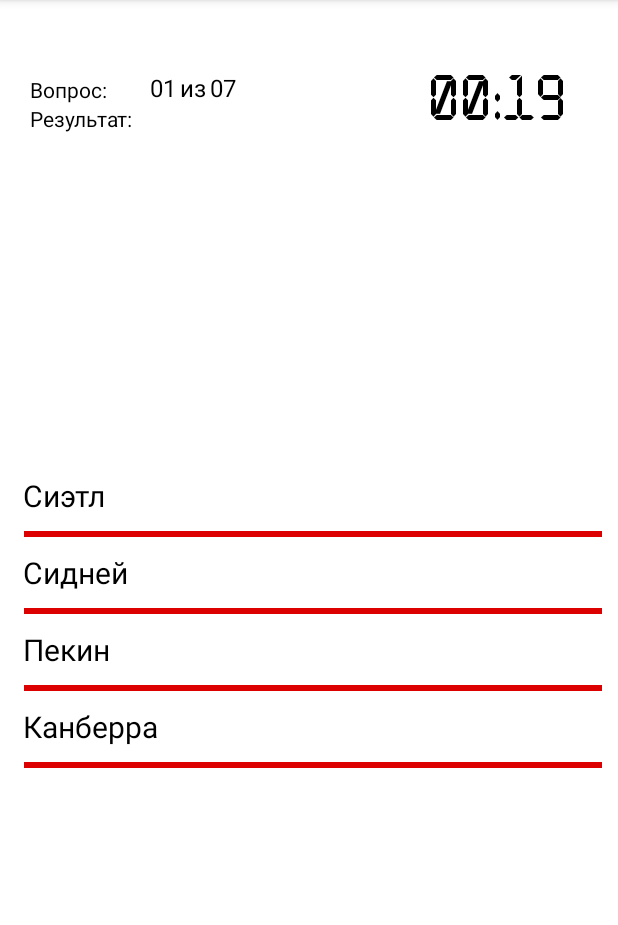
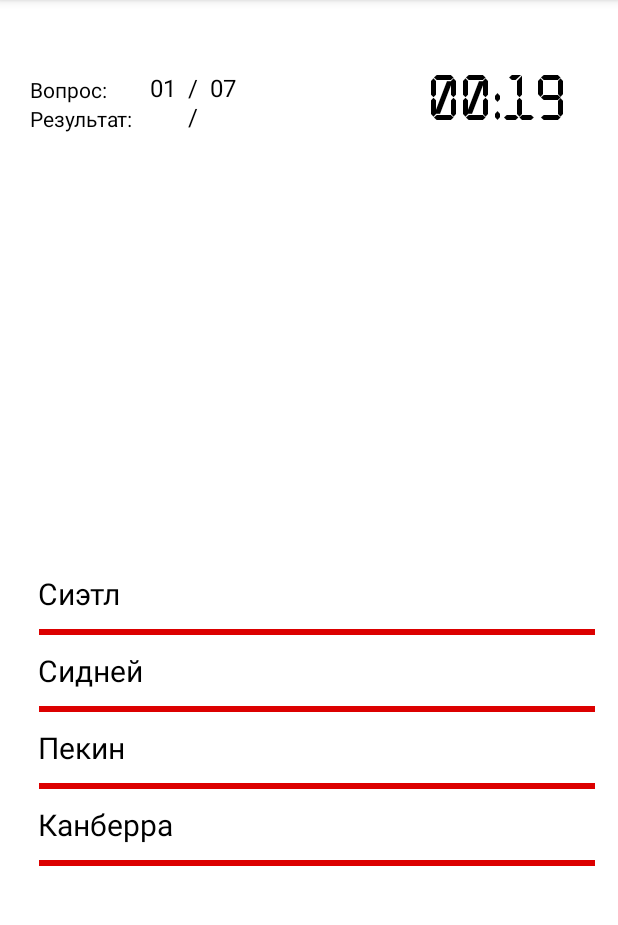
Before and after one commit to zxspetrum/GeoQuiz, an Android app: the TestActivity screen opened directly, with no data from a screen before it, on a phone screen of 412 x 824 dp, the part 84-1009 px from its top. Run offline under Robolectric (Android 15) with nearby library versions, the phone set to English and light mode, and no system bars; Roboto replaces fonts that are not available here.

Commit message:
“23.11.20”

```diff
--- a/app/src/main/java/ru/gloomy/geoquiz/AdapterRecyclerView.java
+++ b/app/src/main/java/ru/gloomy/geoquiz/AdapterRecyclerView.java
@@ -1,6 +1,8 @@
 package ru.gloomy.geoquiz;
 
+import android.content.ClipData;
 import android.content.Context;
+import android.util.Log;
 import android.view.LayoutInflater;
 import android.view.View;
 import android.view.ViewGroup;
@@ -60,6 +62,7 @@ public  class AdapterRecyclerView extends RecyclerView.Adapter <AdapterRecyclerV
         @Override
         public void onClick(View view) {
             if (mClickListener != null) mClickListener.onItemClick(view, getAdapterPosition());
+            Log.d("positionItem: ", ""+getAdapterPosition());
         }
     }
     // метод получения данных при клике
@@ -71,12 +74,12 @@ public  class AdapterRecyclerView extends RecyclerView.Adapter <AdapterRecyclerV
     void setClickListener(ItemClickListener itemClickListener) {
         this.mClickListener = itemClickListener;
     }
-    public void updateAdapterData() {
-        //mAnswers.clear();
-       // mAnswers.addAll(mAnswers);
+    public void updateAdapterData(List<String> newAnswers) {
 
-        notifyDataSetChanged();
-
+       mAnswers = newAnswers;
+     // newAnswers.clear();
+       //newAnswers.addAll(mAnswers);
+       notifyDataSetChanged();
     }
     // activity будет реализовывать этот метод для ответа на события щелчка
     public interface ItemClickListener {
--- a/app/src/main/java/ru/gloomy/geoquiz/TestActivity.java
+++ b/app/src/main/java/ru/gloomy/geoquiz/TestActivity.java
@@ -26,7 +26,7 @@ public class TestActivity extends AppCompatActivity implements AdapterRecyclerVi
 
     private QuestionList mQuestionList;
     private AdapterRecyclerView mAdapter;
-    private RecyclerView rvAnswers;
+
     private String StringTrueAnswer;
     private int mCurrentQuestion;
     private int mCorrectAnswer;
@@ -59,21 +59,18 @@ public class TestActivity extends AppCompatActivity implements AdapterRecyclerVi
         super.onCreate(savedInstanceState);
         setContentView(R.layout.activity_test);
 
-        rvAnswers = findViewById(R.id.rvAnswers);
+        RecyclerView rvAnswers = findViewById(R.id.rvAnswers);
         mTvQuestion = findViewById(R.id.tvQuestion);
         mTvCountCorrect = findViewById(R.id.tvCountCorrect);
         mTvCountWrong = findViewById(R.id.tvCountWrong);
         mTvQuestionScore = findViewById(R.id.tvQuestionScore);
         mTvNowQuestion = findViewById(R.id.tvNowQuestion);
 
-        //mIndexTrueAnswer = toString(mQuestionList.getQuizQuestions().get());
-
-        //region создание random числа для варианта
+        //создание random числа для варианта
         int a = (int) (Math.random() * 10);
         Toast toast = Toast.makeText(getApplicationContext(),
                 "Вариант №: " + a, Toast.LENGTH_SHORT);
         toast.show();
-//endregion
 
         //region создаем библиотеку
         mQuestionList = new QuestionList();
@@ -84,12 +81,10 @@ public class TestActivity extends AppCompatActivity implements AdapterRecyclerVi
         mSizeArray = mQuestionList.getQuizQuestions().size();
         mIndexTrueAnswer = mQuestionList.getQuizQuestions().get(0).getTrueAnswer();
 
-
-        //region LOG.e
+        //LOG.e
         Log.e("TAG", "onCreate: listQuestion: " + mQuestionList.getQuizQuestions().get(mCurrentQuestion).getQuestion());
         Log.e("TAG", "onCreate: listAnswers: " + mQuestionList.getQuizQuestions().get(mCurrentQuestion).getAnswers());
         Log.e("TAG", "onCreate: trueAnswers: " + mQuestionList.getQuizQuestions().get(mCurrentQuestion).getTrueAnswer());
-//endregion
 
         mAdapter = new AdapterRecyclerView(this, mQuestionList.getQuizQuestions().get(mCurrentQuestion).getAnswers());
         rvAnswers.setLayoutManager(new LinearLayoutManager(getApplicationContext()));
@@ -98,13 +93,13 @@ public class TestActivity extends AppCompatActivity implements AdapterRecyclerVi
         mTvQuestionScore.setText(String.format("%02d", mSizeArray));
         rvAnswers.setAdapter(mAdapter);
         mAdapter.setClickListener(this);
-            if (mCurrentQuestion < mSizeArray) {
+            if (mCurrentQuestion > mSizeArray) {
+                endGame();
+            } else {
                 mCurrentQuestion++;
-            } else {
-                endGame();
         }
     }
-    //region ввод чтение GSON
+    //ввод чтение GSON
     public String readTextFile(InputStream inputStream) {
         ByteArrayOutputStream outputStream = new ByteArrayOutputStream();
         byte buf[] = new byte[1024];
@@ -120,8 +115,6 @@ public class TestActivity extends AppCompatActivity implements AdapterRecyclerVi
         }
         return outputStream.toString();
     }
-    //endregion
-
     public List<String> onItemClick(View view, int mPositionItemAnswer) {
         mClickAnswer = mPositionItemAnswer;
         Toast.makeText(this, "Номер вопроса: " + mCurrentQuestion + " Ваш ответ: " + mAdapter.getItem(mPositionItemAnswer) + ", номер массива: " + mPositionItemAnswer + ", длина массива: " + mSizeArray + ". Правильный ответ: " + mIndexTrueAnswer,
@@ -131,9 +124,10 @@ public class TestActivity extends AppCompatActivity implements AdapterRecyclerVi
         return null;
     }
     public void updateQuestionsAndAnswers() {
-            mTvQuestion.setText(mQuestionList.getQuizQuestions().get(mCurrentQuestion).getQuestion());
+        mTvQuestion.setText(mQuestionList.getQuizQuestions().get(mCurrentQuestion).getQuestion());
 
         mAdapter.updateAdapterData();
+
     }
 
     @SuppressLint("DefaultLocale")
@@ -143,23 +137,23 @@ public class TestActivity extends AppCompatActivity implements AdapterRecyclerVi
             mCurrentQuestion++;
             mTvNowQuestion.setText(String.format("%02d",mCurrentQuestion));
             mTvCountCorrect.setText(String.format("%02d",mCorrectAnswer));
-            updateQuestionsAndAnswers();
         } else {
             mWrongAnswer++;
             mCurrentQuestion++;
             mTvNowQuestion.setText(String.format("%02d",mCurrentQuestion));
             mTvCountWrong.setText(String.format("%02d",mWrongAnswer));
-            updateQuestionsAndAnswers();
         }
+        updateQuestionsAndAnswers();
     }
     public final void endGame() {
             /*
              * реализовать Диалоговое окно. Активити Результат заменить на справочник с сылуками на статьи в Википедии
              */
+
             Intent result = new Intent(TestActivity.this, ResultActivity.class);
             startActivity(result);
         }
-    //region таймер обратного счета
+    //таймер обратного счета
     private void runTimer() {
         final TextView timeView = findViewById(R.id.text_view_countdown);
         final Handler handler = new Handler();
@@ -187,5 +181,4 @@ public class TestActivity extends AppCompatActivity implements AdapterRecyclerVi
             }
         });
     }
-//endregion
 }
--- a/app/src/main/res/layout/activity_test.xml
+++ b/app/src/main/res/layout/activity_test.xml
@@ -39,7 +39,7 @@
         android:layout_alignBottom="@+id/tvNowQuestion"
         android:layout_alignParentStart="true"
         android:layout_gravity="center"
-        android:layout_marginStart="120dp"
+        android:layout_marginStart="125dp"
         android:text="@string/slash"
         android:textColor="@color/black"
         android:textSize="16sp" />
@@ -83,6 +83,18 @@
         tools:text="00" />
 
     <TextView
+        android:id="@+id/tvAnswerScoreSlash"
+        android:layout_width="wrap_content"
+        android:layout_height="wrap_content"
+        android:layout_alignBottom="@+id/tvCountCorrect"
+        android:layout_alignParentStart="true"
+        android:layout_gravity="center"
+        android:layout_marginStart="125dp"
+        android:text="@string/slash"
+        android:textColor="@color/black"
+        android:textSize="16sp" />
+
+    <TextView
         android:id="@+id/tvCountWrong"
         android:layout_width="wrap_content"
         android:layout_height="wrap_content"
@@ -114,13 +126,14 @@
 
     <TextView
         android:id="@+id/tvQuestion"
-        android:layout_width="match_parent"
-        android:layout_height="wrap_content"
+        android:layout_width="wrap_content"
+        android:layout_height="77dp"
+        android:layout_above="@+id/rvAnswers"
         android:layout_below="@id/text_view_question_count"
         android:layout_marginLeft="20dp"
-        android:layout_marginTop="150dp"
+        android:layout_marginTop="130dp"
         android:layout_marginRight="20dp"
-        android:layout_marginBottom="30dp"
+        android:layout_marginBottom="24dp"
         android:freezesText="true"
         android:textAlignment="center"
         android:textColor="@android:color/black"
@@ -129,15 +142,13 @@
 
     <androidx.recyclerview.widget.RecyclerView
         android:id="@+id/rvAnswers"
-        android:layout_width="match_parent"
-        android:layout_height="301dp"
-        android:layout_below="@id/tvQuestion"
+        android:layout_width="393dp"
+        android:layout_height="341dp"
         android:layout_alignParentBottom="true"
         android:layout_marginLeft="10dp"
-        android:layout_marginTop="5dp"
-        android:layout_marginEnd="5dp"
+
         android:layout_marginRight="10dp"
-        android:layout_marginBottom="100dp"
+        android:layout_marginBottom="60dp"
         android:padding="5dp"
         android:textColor="@color/black">
 
--- a/app/src/main/res/values/strings.xml
+++ b/app/src/main/res/values/strings.xml
@@ -22,7 +22,7 @@
     <string name="timer">00:00</string>
     <string name="count">Вопрос: </string>
     <string name="counter">Результат: </string>
-    <string name="slash"> из </string>
+    <string name="slash">  / </string>
     <string name="question">Поле для вопросов \nПоле для вопросов \nПоле для вопросов</string>
 
 
```
